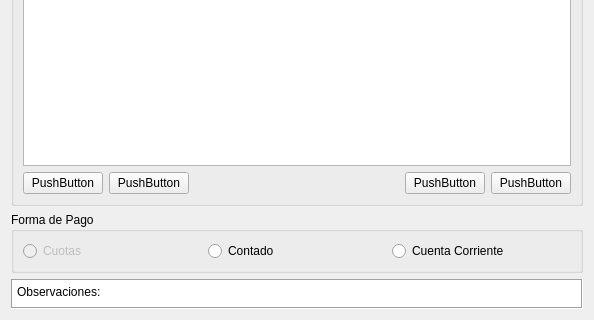
Above: trunk/plugins/ventas/FormAgregarVentaBase.ui from chungote/gestotux before the change; both pictures show x 0 to 594 and y 247 to 567 of the 594 by 567 pixel window. Below: the same form after it.
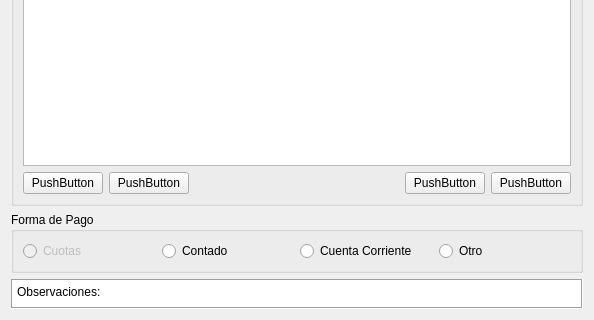
That is the form after the change. Custom widgets are drawn as their Qt base class.

The edit to the form file:
```diff
--- a/trunk/plugins/ventas/FormAgregarVentaBase.ui
+++ b/trunk/plugins/ventas/FormAgregarVentaBase.ui
@@ -236,6 +236,13 @@
         </property>
        </widget>
       </item>
+      <item>
+       <widget class="QRadioButton" name="RBOtro">
+        <property name="text">
+         <string>Otro</string>
+        </property>
+       </widget>
+      </item>
      </layout>
     </widget>
    </item>
```
